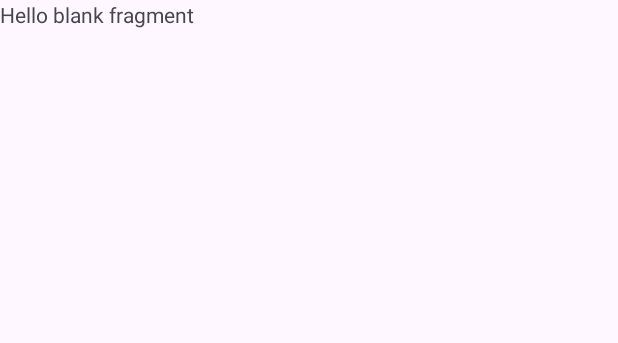
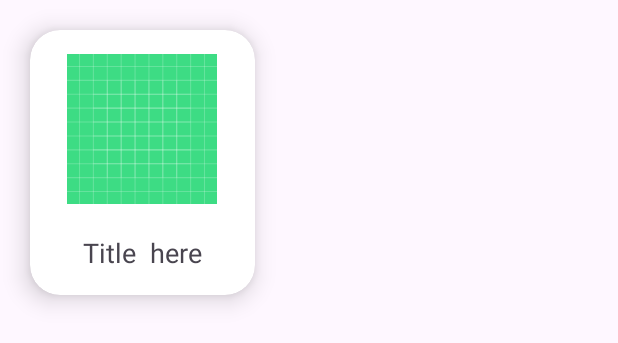
Before and after one commit to dustin-nguyen/AmazonApp, an Android app: the layout fragment_home.xml on its own in the app's theme, with its tools: preview values and no code run, on a phone screen of 412 x 824 dp. Shown: the top 343 px of the screen. Run offline under Robolectric (Android 15) with nearby library versions, the phone set to English and light mode, and no system bars; network calls fail.

Commit message:
add/display recycler view Home Fragment,basic anim splash screen

```diff
--- a/app/src/main/java/com/learn/amazonapp/model/remote/entity/Category.kt
+++ b/app/src/main/java/com/learn/amazonapp/model/remote/entity/Category.kt
@@ -2,7 +2,7 @@ package com.learn.amazonapp.model.remote.entity
 
 data class Category(
     val category_id: String,
-    val category_image_url: String,
+    var category_image_url: String,
     val category_name: String,
     val is_active: String
 )
--- a/app/src/main/java/com/learn/amazonapp/view/activity/IntroActivity.kt
+++ b/app/src/main/java/com/learn/amazonapp/view/activity/IntroActivity.kt
@@ -37,6 +37,7 @@ class IntroActivity : AppCompatActivity() {
             val dataIntent = Intent(this@IntroActivity, LoginActivity::class.java)
             startActivity(dataIntent)
         }
+
     }
     fun setupWebview(){
         listOfFragment= listOf(Intro1Fragment(), Intro2Fragment(), Intro3Fragment())
@@ -72,4 +73,5 @@ class IntroActivity : AppCompatActivity() {
             }
         }
     }
+
 }
--- a/app/src/main/res/layout/fragment_home.xml
+++ b/app/src/main/res/layout/fragment_home.xml
@@ -1,14 +1,19 @@
 <?xml version="1.0" encoding="utf-8"?>
-<FrameLayout xmlns:android="http://schemas.android.com/apk/res/android"
+<androidx.constraintlayout.widget.ConstraintLayout xmlns:android="http://schemas.android.com/apk/res/android"
     xmlns:tools="http://schemas.android.com/tools"
     android:layout_width="match_parent"
     android:layout_height="match_parent"
+    android:id="@+id/main_container"
     tools:context=".view.fragment.HomeFragment">
 
     <!-- TODO: Update blank fragment layout -->
-    <TextView
+    <androidx.recyclerview.widget.RecyclerView
+        tools:listitem="@layout/view_holder_home_category"
+        android:id="@+id/rv_home_category"
         android:layout_width="match_parent"
         android:layout_height="match_parent"
-        android:text="@string/hello_blank_fragment" />
+        tools:itemCount="1"
+        android:layout_marginBottom="10dp"
+        />
 
-</FrameLayout>
+</androidx.constraintlayout.widget.ConstraintLayout>
--- /dev/null
+++ b/app/src/main/res/layout/view_holder_home_category.xml
@@ -0,0 +1,35 @@
+<?xml version="1.0" encoding="utf-8"?>
+<androidx.cardview.widget.CardView xmlns:android="http://schemas.android.com/apk/res/android"
+    android:layout_width="@dimen/category_holder_width"
+    android:layout_height="wrap_content"
+    xmlns:app="http://schemas.android.com/apk/res-auto"
+    app:contentPadding="16dp"
+    xmlns:tools="http://schemas.android.com/tools"
+    app:cardElevation="@dimen/cardElevation"
+    app:cardCornerRadius="@dimen/cardCornerRadius"
+    android:layout_margin="@dimen/margin_20dp">
+    <LinearLayout
+        android:orientation="vertical"
+        android:layout_width="match_parent"
+        android:layout_height="match_parent">
+        <ImageView
+            android:layout_gravity="center"
+            android:layout_width="@dimen/category_img_size"
+            android:layout_height="@dimen/category_img_size"
+            android:id="@+id/img_category"
+            android:src="@drawable/ic_launcher_background"
+            app:layout_constraintStart_toStartOf="parent"
+            app:layout_constraintTop_toTopOf="parent"
+            />
+        <TextView
+            android:layout_gravity="center"
+            android:layout_marginTop="@dimen/margin_20dp"
+            android:textAppearance="@style/TextAppearance.AppCompat.Medium"
+            tools:text="Title  here"
+            android:id="@+id/tv_title"
+            android:layout_width="wrap_content"
+            android:layout_height="wrap_content" />
+
+    </LinearLayout>
+
+</androidx.cardview.widget.CardView>
--- a/app/src/main/res/values/dimens.xml
+++ b/app/src/main/res/values/dimens.xml
@@ -13,4 +13,6 @@
     <dimen name="cardElevation">10dp</dimen>
     <dimen name="button_text_size">20sp</dimen>
     <dimen name="drawer_header_border_size">2dp</dimen>
+    <dimen name="category_img_size">100dp</dimen>
+    <dimen name="category_holder_width">150dp</dimen>
 </resources>
```
Also changed, not shown: app/src/main/java/com/learn/amazonapp/presenter/home/HomeFragmentPresenter.kt (+22 -1 lines), app/src/main/java/com/learn/amazonapp/view/activity/SplashScreenActivity.kt (+8 -1 lines), app/src/main/java/com/learn/amazonapp/view/adapter/HomeCategoryAdapter.kt (added, +51 -0 lines), app/src/main/java/com/learn/amazonapp/view/fragment/HomeFragment.kt (+29 -1 lines), app/src/main/res/anim/bounce_anim.xml (added, +24 -0 lines), app/src/main/res/drawable/beauty_and_cosmetics.png (added), app/src/main/res/drawable/grocery.png (added), app/src/main/res/drawable/homeappliances.png (added), app/src/main/res/drawable/kidsfashion.png (added), app/src/main/res/drawable/laptop.png (added), app/src/main/res/drawable/mensfashion.png (added), app/src/main/res/drawable/smartphone.png (added), app/src/main/res/drawable/womensfashion.png (added).
